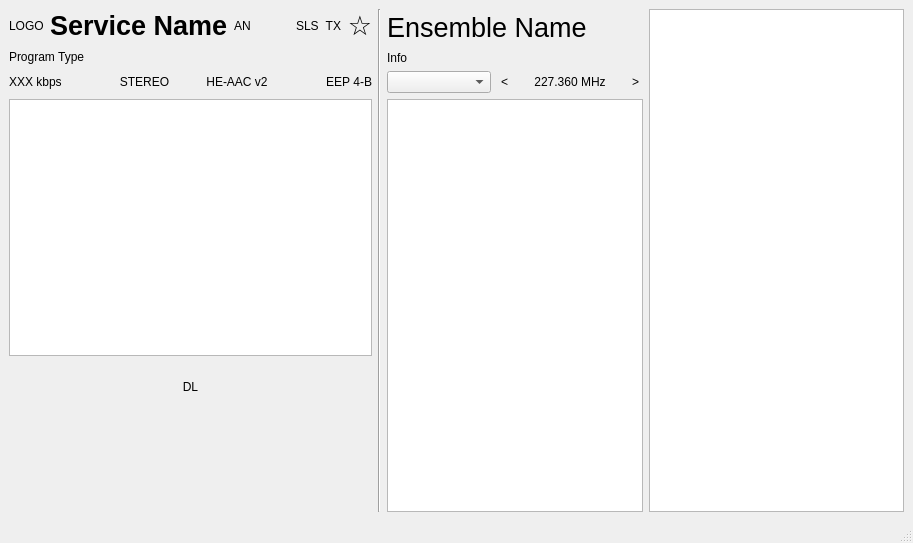
The window that gui/mainwindow.ui (KejPi/AbracaDABra) describes before a commit, drawn with Qt 5.
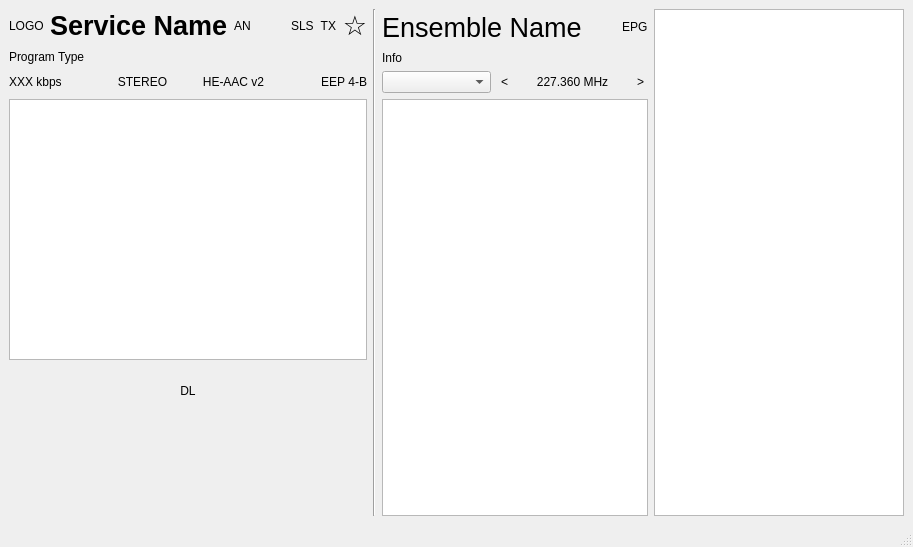
The same window after the commit. Custom widgets are drawn as their Qt base class.

```diff
--- a/gui/mainwindow.ui
+++ b/gui/mainwindow.ui
@@ -7,7 +7,7 @@
     <x>0</x>
     <y>0</y>
     <width>913</width>
-    <height>543</height>
+    <height>547</height>
    </rect>
   </property>
   <property name="sizePolicy">
@@ -149,7 +149,9 @@
      </widget>
     </item>
     <item row="0" column="2">
-     <layout class="QVBoxLayout" name="ensembleLayout">
+     <layout class="QVBoxLayout" name="verticalLayout_8">
+      <item>
+       <layout class="QHBoxLayout" name="horizontalLayout">
       <item>
        <widget class="QLabel" name="ensembleLabel">
         <property name="minimumSize">
@@ -170,6 +172,28 @@
        </widget>
       </item>
       <item>
+         <spacer name="horizontalSpacer_2">
+          <property name="orientation">
+           <enum>Qt::Orientation::Horizontal</enum>
+          </property>
+          <property name="sizeHint" stdset="0">
+           <size>
+            <width>40</width>
+            <height>20</height>
+           </size>
+          </property>
+         </spacer>
+        </item>
+        <item>
+         <widget class="ClickableLabel" name="epgLabel">
+          <property name="text">
+           <string notr="true">EPG</string>
+          </property>
+         </widget>
+        </item>
+       </layout>
+      </item>
+      <item>
        <widget class="QLabel" name="ensembleInfoLabel">
         <property name="text">
          <string notr="true">Info</string>
```
Left out of the diff: 54 changed lines with no effect on the pictures. Lines whose indentation alone changed are shown as unchanged.
